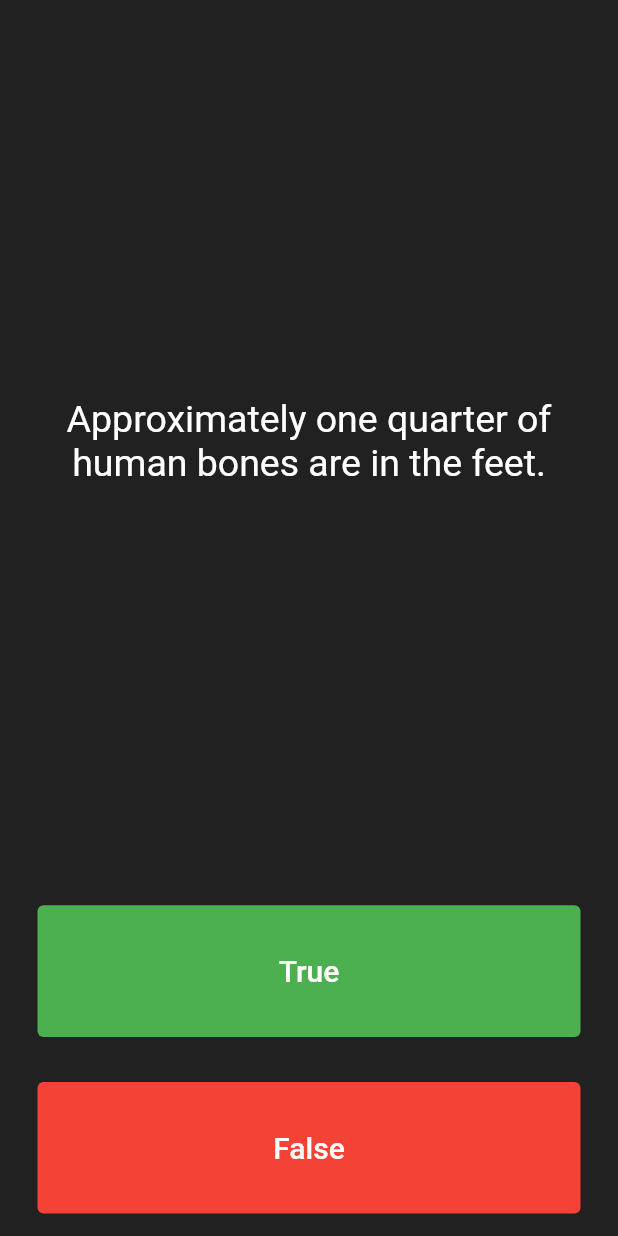
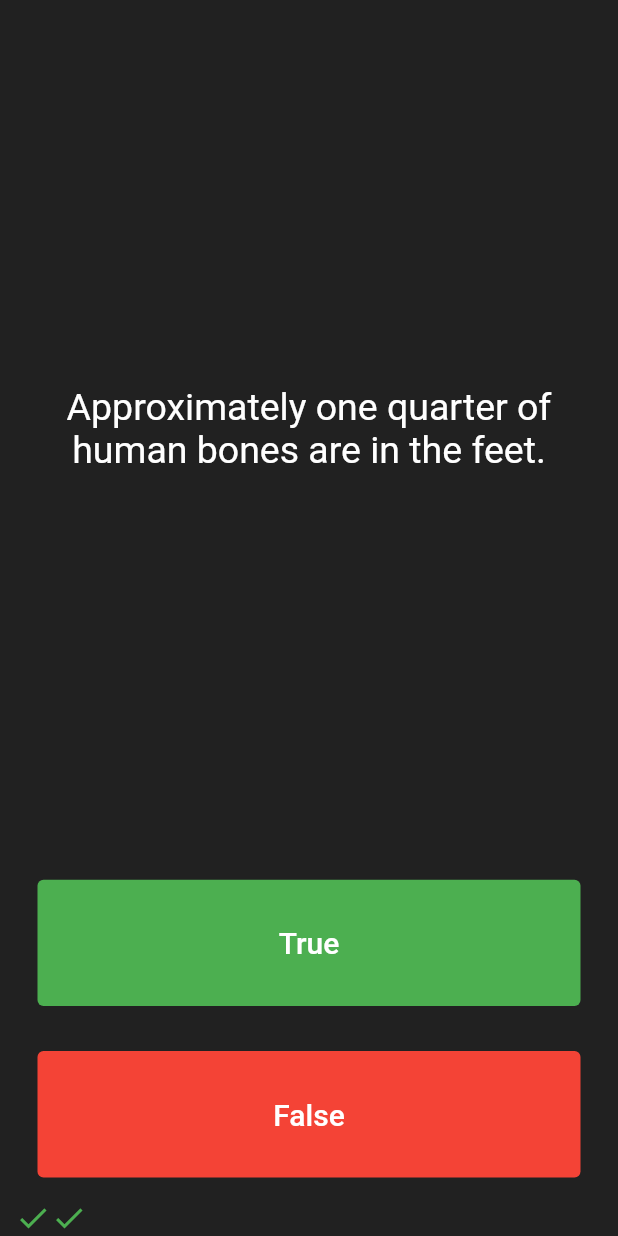
Before and after one commit to LucioMorales/Flutter-Course-Proyects, a Flutter app: the screen it shows after launch, after a tap on "True", after a tap on "False", on a phone screen of 412 x 824 dp. Run offline on Flutter 3.47's test engine with Material 2 defaults, Android fonts, the light colour scheme and no system bars; our stand-ins replace audioplayers, get, get_storage, hexcolor, introduction_screen, rflutter_alert.

Commit message:
quizzler-fluuter finished and uploaded

```diff
--- a/quizzler-flutter/lib/main.dart
+++ b/quizzler-flutter/lib/main.dart
@@ -1,5 +1,7 @@
 import 'package:flutter/material.dart';
 import 'quizz.dart';
+import 'package:rflutter_alert/rflutter_alert.dart';
+import 'package:hexcolor/hexcolor.dart';
 
 Quizz quizz = Quizz();
 void main() => runApp(Quizzler());
@@ -27,17 +29,66 @@ class QuizPage extends StatefulWidget {
 }
 
 class _QuizPageState extends State<QuizPage> {
+  List<Icon> answerIcon = [];
 
-  // List<Icon> ola = [
-  //   Icon(
-  //     Icons.check,
-  //     color: Colors.green,
-  //   ),
-  //   Icon(
-  //     Icons.close,
-  //     color: Colors.red,
-  //   ),
-  // ];
+  var alertStyle = AlertStyle(
+    animationType: AnimationType.fromTop,
+    isCloseButton: false,
+    isOverlayTapDismiss: false,
+    descStyle: TextStyle(color: Colors.white),
+    descTextAlign: TextAlign.start,
+    animationDuration: Duration(milliseconds: 500),
+    alertBorder: RoundedRectangleBorder(
+      borderRadius: BorderRadius.circular(5),
+      side: BorderSide(
+        color: HexColor('#121212'),
+      ),
+    ),
+    titleStyle: TextStyle(
+      color: Colors.grey.shade500,
+    ),
+    backgroundColor: HexColor('#121212'),
+    alertAlignment: Alignment.center,
+  );
+
+  void checkAnswer(bool userAnswer) {
+    bool isCorrect = quizz.getAnswer();
+    setState(() {
+      if (quizz.isFinished() == true) {
+        Alert(
+            context: context,
+            style: alertStyle,
+            title: "Finished",
+            desc: "You\'ve completed the quizz",
+            buttons: [
+              DialogButton(
+                color: Colors.deepPurple.shade300,
+                child: Text(
+                  "Restart",
+                  style: TextStyle(color: Colors.black, fontSize: 20),
+                ),
+                onPressed: () => Navigator.pop(context),
+                width: 120,
+              ),
+            ],).show();
+        quizz.restartQuestions();
+        answerIcon.clear();
+      } else {
+        if (userAnswer == isCorrect && answerIcon.length <= 13) {
+          answerIcon.add(Icon(
+            Icons.check,
+            color: Colors.green,
+          ));
+        } else {
+          answerIcon.add(Icon(
+            Icons.close,
+            color: Colors.red,
+          ));
+        }
+        quizz.changeQuestion();
+      }
+    });
+  }
 
   @override
   Widget build(BuildContext context) {
@@ -74,10 +125,7 @@ class _QuizPageState extends State<QuizPage> {
                 ),
               ),
               onPressed: () {
-                //bool isCorrect = quizz.getAnswer();
-                setState(() {
-                  quizz.changeQuestion();
-                });
+                checkAnswer(true);
               },
             ),
           ),
@@ -95,24 +143,15 @@ class _QuizPageState extends State<QuizPage> {
                 ),
               ),
               onPressed: () {
-                //bool isCorrect = quizz.getAnswer();
-                setState(() {
-                  quizz.changeQuestion();
-                });
+                checkAnswer(false);
               },
             ),
           ),
         ),
-        // Row(
-        //   children: ola,
-        // ),
+        Row(
+          children: answerIcon,
+        ),
       ],
     );
   }
 }
-
-/*
-question1: 'You can lead a cow down stairs but not up stairs.',false,
-question2: 'Approximately one quarter of human bones are in the feet.', true,
-question3: 'A slug\'s blood is green.', true,
-*/
--- a/quizzler-flutter/lib/quizz.dart
+++ b/quizzler-flutter/lib/quizz.dart
@@ -33,4 +33,16 @@ class Quizz{
   bool getAnswer(){
     return _questions[_questionNumber].questionAnswer;
   }
+
+  bool isFinished(){
+    if(_questionNumber >= _questions.length -1){
+      return true;
+    } else{
+      return false;
+    }
+  }
+
+  void restartQuestions(){
+    _questionNumber = 0;
+  }
 }
--- a/quizzler-flutter/pubspec.yaml
+++ b/quizzler-flutter/pubspec.yaml
@@ -19,6 +19,8 @@ dependencies:
   # The following adds the Cupertino Icons font to your application.
   # Use with the CupertinoIcons class for iOS style icons.
   cupertino_icons: ^0.1.2
+  rflutter_alert: ^2.0.2
+  hexcolor: ^2.0.4
 
 dev_dependencies:
   flutter_test:
```
Also changed, not shown: 1 other file.
